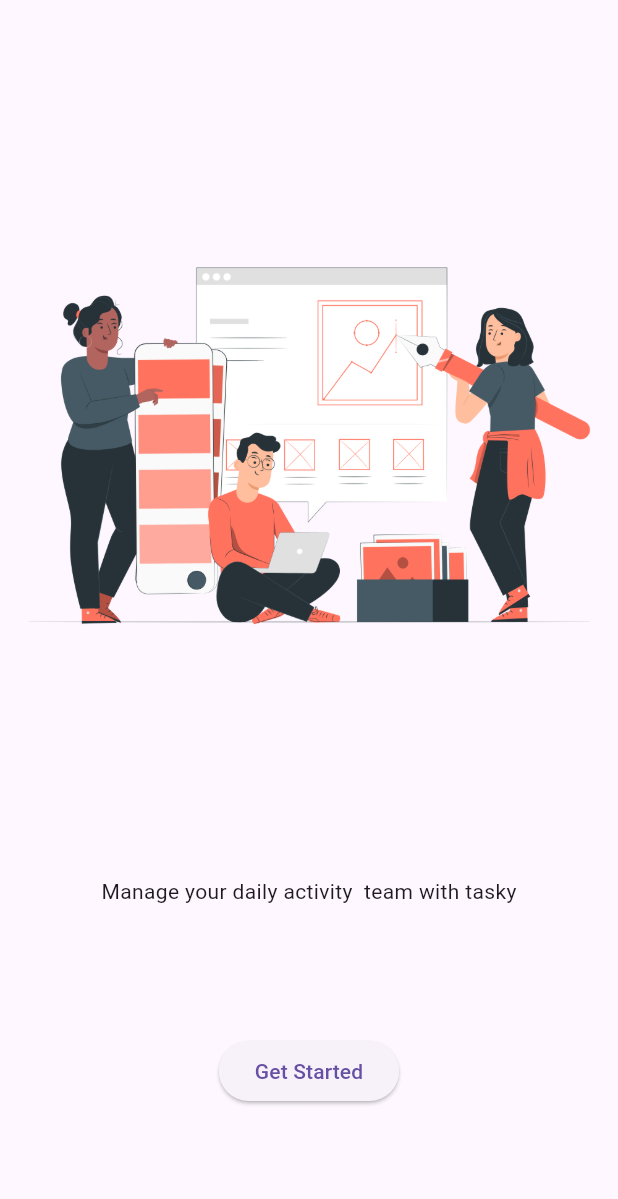
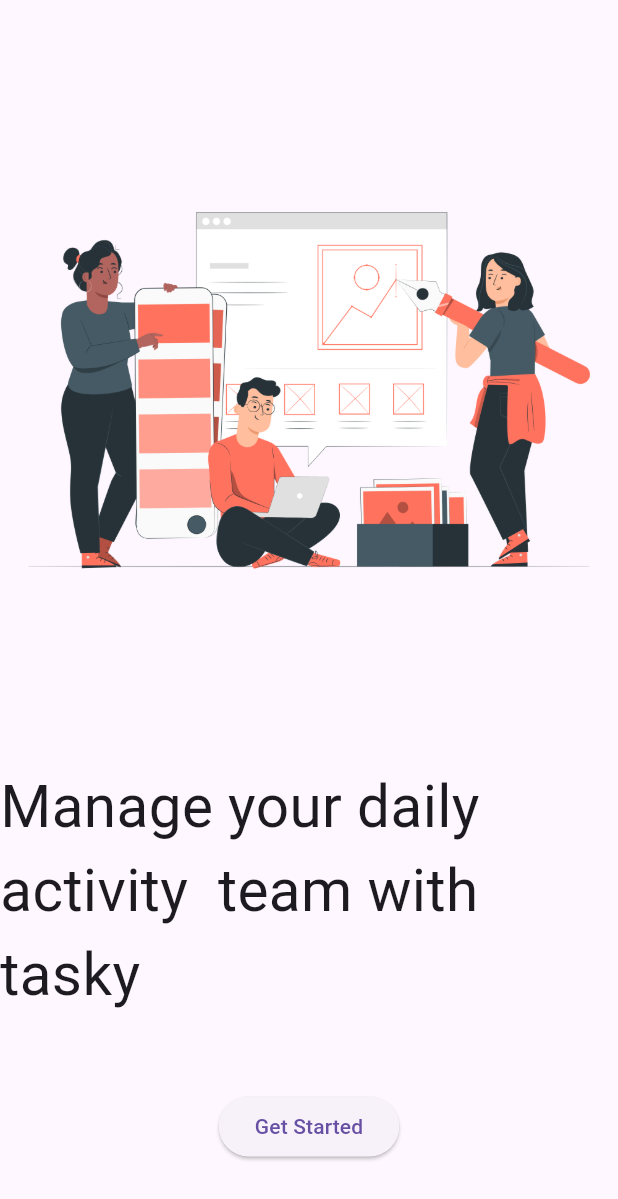
Before and after one commit to Nived-Manoj/Tasky-App, a Flutter app: the Onboarding screen opened directly, on a phone screen of 412 x 824 dp. Shown: the top 1199 px of the screen. Run offline on Flutter 3.47's test engine with Material 3 defaults, Android fonts, the phone set to English and light mode, and no system bars; our stand-ins replace lottie, percent_indicator.

Commit message:
initial committ

```diff
--- a/lib/view/onboarding_screen.dart
+++ b/lib/view/onboarding_screen.dart
@@ -11,7 +11,8 @@
         mainAxisAlignment: MainAxisAlignment.spaceEvenly,
         children: [
           Image.asset("assets/images/student1.png"),
-          Text("Manage your daily activity  team with tasky"),
+          Text("Manage your daily activity  team with tasky",
+              style: TextStyle(fontSize: 39)),
           ElevatedButton(
               onPressed: () {
                 Navigator.push(
```
